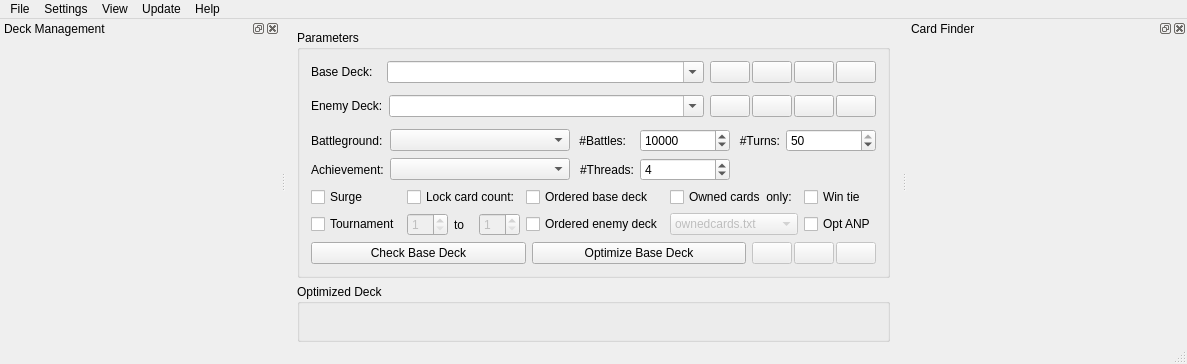
WarrantyVoid/tyrant-optimize-gui, file MainWindow.ui: the form before one commit.
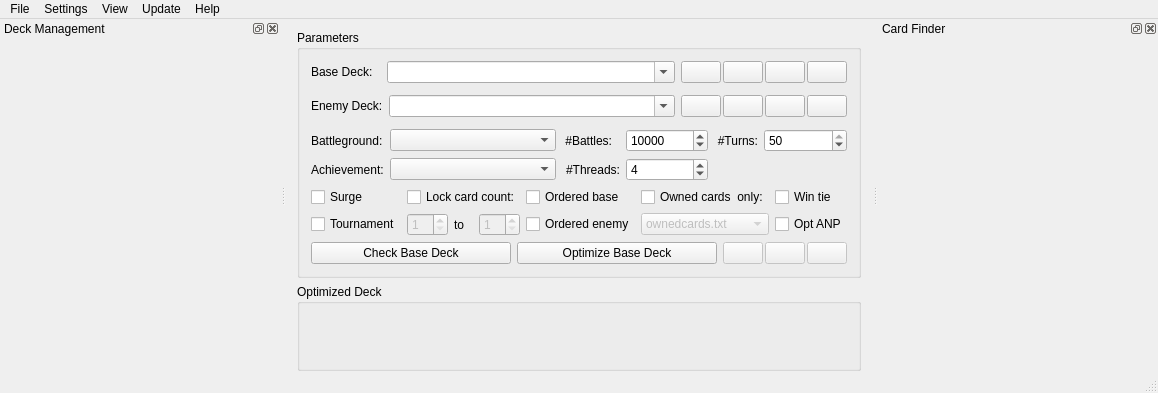
The form after the commit. Icons and pictures are not drawn. Custom widgets are drawn as their Qt base class.

Commit message:
Fixed problem with empty base decks due to filter
Filtered cards from base deck are now replaced by matched non-filtered
equivalents.

What changed in the file:
```diff
--- a/MainWindow.ui
+++ b/MainWindow.ui
@@ -6,8 +6,8 @@
    <rect>
     <x>0</x>
     <y>0</y>
-    <width>1111</width>
-    <height>364</height>
+    <width>1086</width>
+    <height>393</height>
    </rect>
   </property>
   <property name="windowTitle">
@@ -511,7 +511,7 @@
             <string>Account for enemy card order during optimization</string>
            </property>
            <property name="text">
-            <string>Ordered enemy deck</string>
+            <string>Ordered enemy</string>
            </property>
           </widget>
          </item>
@@ -555,7 +555,7 @@
             <string>Account for base card order during optimization</string>
            </property>
            <property name="text">
-            <string>Ordered base deck</string>
+            <string>Ordered base</string>
            </property>
           </widget>
          </item>
@@ -814,7 +814,7 @@
     <rect>
      <x>0</x>
      <y>0</y>
-     <width>1111</width>
+     <width>1086</width>
      <height>21</height>
     </rect>
    </property>
```
The commit also changes 5 other files.
